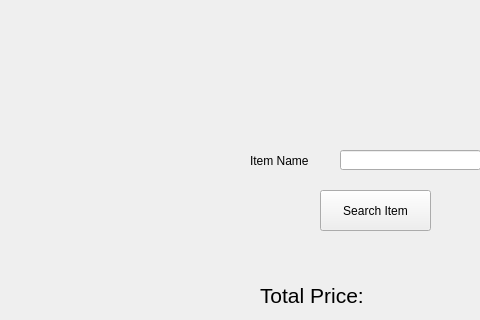
Before: the Qt Designer form CS1CGroupProject/searchitem.ui in IamFyrus/CS1C, drawn with Qt 5; both pictures show x 0 to 480 and y 0 to 320 of the 800 by 600 pixel window.
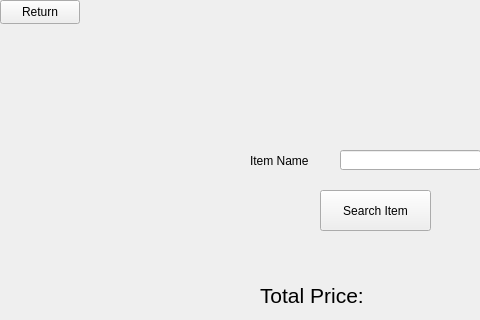
After: the same form once the commit is applied.

Diff of the .ui file:
```diff
--- a/CS1CGroupProject/searchitem.ui
+++ b/CS1CGroupProject/searchitem.ui
@@ -138,6 +138,19 @@
      </property>
     </widget>
    </widget>
+   <widget class="QPushButton" name="returnButton">
+    <property name="geometry">
+     <rect>
+      <x>0</x>
+      <y>0</y>
+      <width>80</width>
+      <height>24</height>
+     </rect>
+    </property>
+    <property name="text">
+     <string>Return</string>
+    </property>
+   </widget>
   </widget>
   <widget class="QMenuBar" name="menubar">
    <property name="geometry">
```
